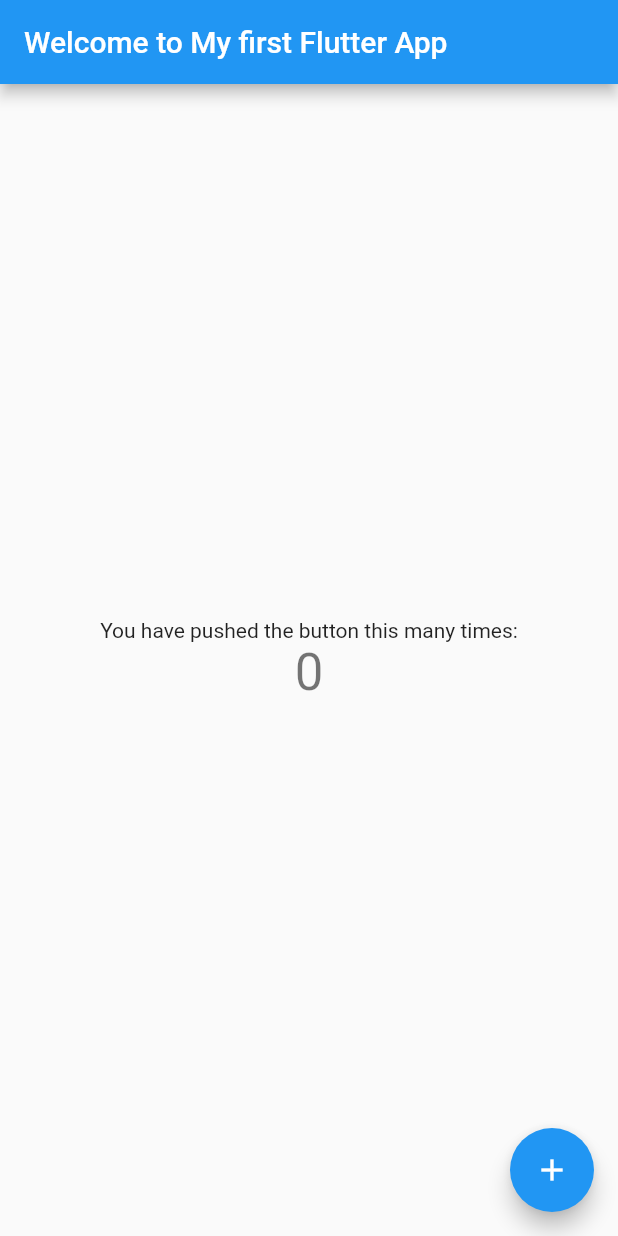
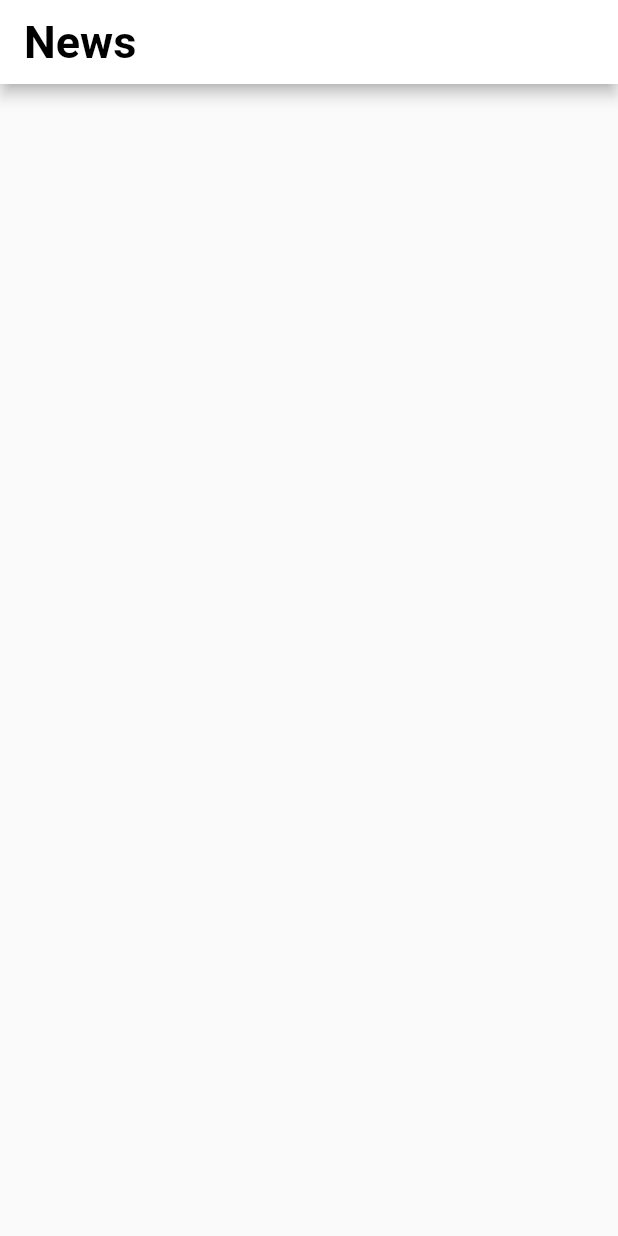
Before and after one commit to yobra254/App, a Flutter app: the screen it shows after launch, on a phone screen of 412 x 824 dp. Run offline on Flutter 3.47's test engine with Material 2 defaults, Android fonts, the phone set to English and light mode, and no system bars.

Commit message:
Update main.dart
App bar Added

```diff
--- a/lib/main.dart
+++ b/lib/main.dart
@@ -1,113 +1,71 @@
 import 'package:flutter/material.dart';
 
-void main() {
-  runApp(MyApp());
+class News {
+  String id;
+  String url;
+  String title;
+  String text;
+  String publisher;
+  String author;
+  String image;
+  String date;
+
+  News(this.id, this.url, this.title, this.text, this.publisher, this.author,
+      this.image, this.date);
+
+  News.fromJson(Map<String, dynamic> json) {
+    id = json['id'];
+    url = json['url'];
+    title = json['title'];
+    text = json['text'];
+    publisher = json['publisher'];
+    author = json['author'];
+    image = json['image'];
+    date = json['date'];
+  }
 }
 
-class MyApp extends StatelessWidget {
-  // This widget is the root of your application.
-  @override
+class NewsApp extends StatelessWidget {
   Widget build(BuildContext context) {
     return MaterialApp(
-      title: 'Flutter Demo',
       theme: ThemeData(
-        // This is the theme of your application.
-        //
-        // Try running your application with "flutter run". You'll see the
-        // application has a blue toolbar. Then, without quitting the app, try
-        // changing the primarySwatch below to Colors.green and then invoke
-        // "hot reload" (press "r" in the console where you ran "flutter run",
-        // or simply save your changes to "hot reload" in a Flutter IDE).
-        // Notice that the counter didn't reset back to zero; the application
-        // is not restarted.
-        primarySwatch: Colors.blue,
+        primaryColor: Colors.white,
       ),
-      home: MyHomePage(title: 'Welcome to My first Flutter App'),
+      home: HomePage(),
     );
   }
 }
 
-class MyHomePage extends StatefulWidget {
-  MyHomePage({Key key, this.title}) : super(key: key);
-
-  // This widget is the home page of your application. It is stateful, meaning
-  // that it has a State object (defined below) that contains fields that affect
-  // how it looks.
-
-  // This class is the configuration for the state. It holds the values (in this
-  // case the title) provided by the parent (in this case the App widget) and
-  // used by the build method of the State. Fields in a Widget subclass are
-  // always marked "final".
-
-  final String title;
-
+class HomePage extends StatefulWidget {
   @override
-  _MyHomePageState createState() => _MyHomePageState();
+  _HomePageState createState() => _HomePageState();
 }
 
-class _MyHomePageState extends State<MyHomePage> {
-  int _counter = 0;
+void main() {
+  runApp(NewsApp());
+}
 
-  void _incrementCounter() {
-    setState(() {
-      // This call to setState tells the Flutter framework that something has
-      // changed in this State, which causes it to rerun the build method below
-      // so that the display can reflect the updated values. If we changed
-      // _counter without calling setState(), then the build method would not be
-      // called again, and so nothing would appear to happen.
-      _counter++;
-    });
-  }
-
+class _HomePageState extends State<HomePage> {
   @override
   Widget build(BuildContext context) {
-    // This method is rerun every time setState is called, for instance as done
-    // by the _incrementCounter method above.
-    //
-    // The Flutter framework has been optimized to make rerunning build methods
-    // fast, so that you can just rebuild anything that needs updating rather
-    // than having to individually change instances of widgets.
     return Scaffold(
-      appBar: AppBar(
-        // Here we take the value from the MyHomePage object that was created by
-        // the App.build method, and use it to set our appbar title.
-        title: Text(widget.title),
+      appBar: PreferredSize(
+        preferredSize: Size.fromHeight(97),
+        child: Column(children: <Widget>[
+          Container(
+            child: AppBar(
+              title: Text(
+                'News',
+                style: TextStyle(
+                  fontWeight: FontWeight.bold,
+                  color: Colors.black,
+                  fontSize: 30,
+                ),
+              ),
+            ),
+          )
+        ]),
       ),
-      body: Center(
-        // Center is a layout widget. It takes a single child and positions it
-        // in the middle of the parent.
-        child: Column(
-          // Column is also a layout widget. It takes a list of children and
-          // arranges them vertically. By default, it sizes itself to fit its
-          // children horizontally, and tries to be as tall as its parent.
-          //
-          // Invoke "debug painting" (press "p" in the console, choose the
-          // "Toggle Debug Paint" action from the Flutter Inspector in Android
-          // Studio, or the "Toggle Debug Paint" command in Visual Studio Code)
-          // to see the wireframe for each widget.
-          //
-          // Column has various properties to control how it sizes itself and
-          // how it positions its children. Here we use mainAxisAlignment to
-          // center the children vertically; the main axis here is the vertical
-          // axis because Columns are vertical (the cross axis would be
-          // horizontal).
-          mainAxisAlignment: MainAxisAlignment.center,
-          children: <Widget>[
-            Text(
-              'You have pushed the button this many times:',
-            ),
-            Text(
-              '$_counter',
-              style: Theme.of(context).textTheme.headline4,
-            ),
-          ],
-        ),
-      ),
-      floatingActionButton: FloatingActionButton(
-        onPressed: _incrementCounter,
-        tooltip: 'Increment',
-        child: Icon(Icons.add),
-      ), // This trailing comma makes auto-formatting nicer for build methods.
     );
   }
 }
```
